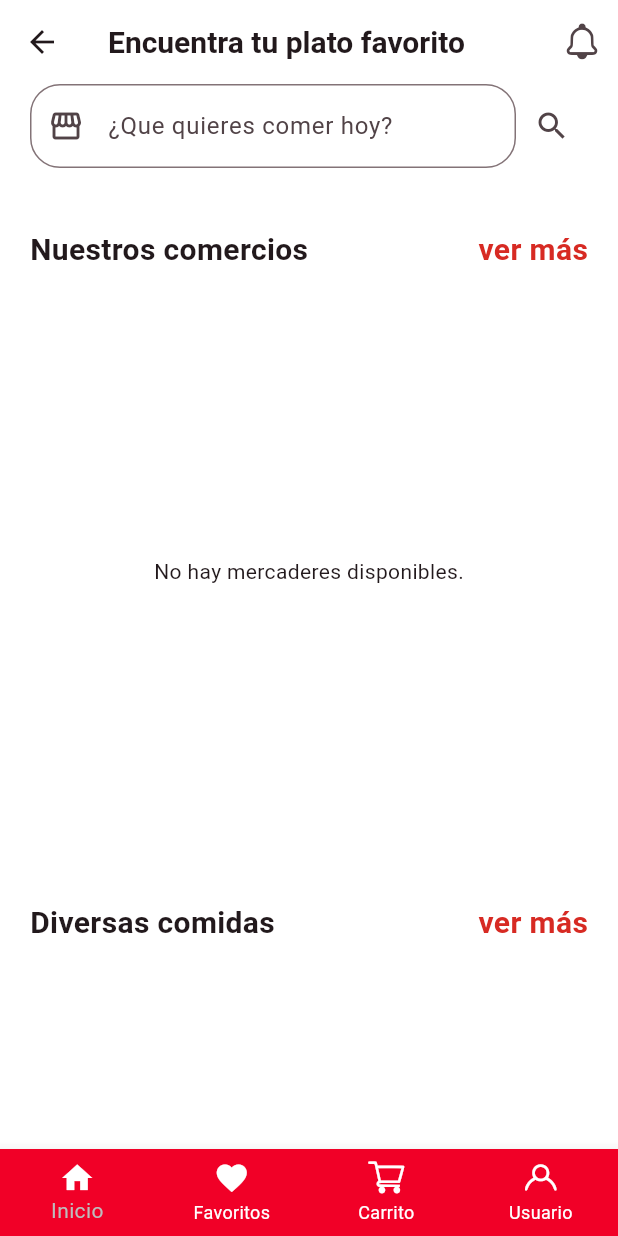
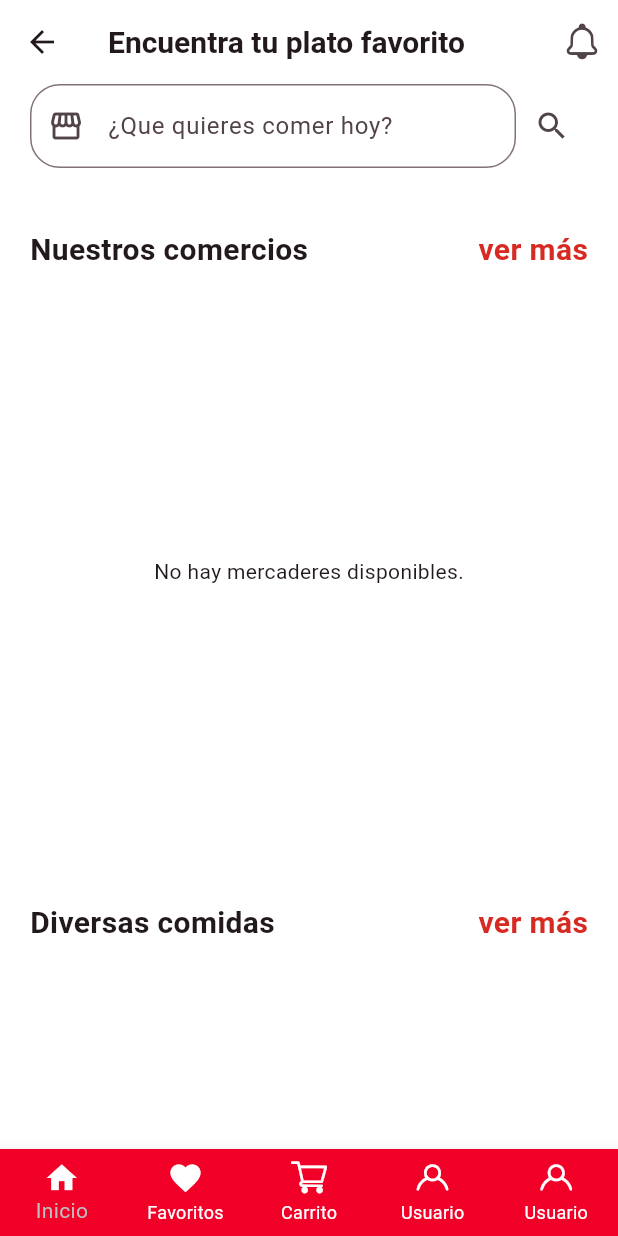
Before and after one commit to AkionAG7/Nicoya_Now_Flutter, a Flutter app: the BottomNavigator screen opened by its route, on a phone screen of 412 x 824 dp. Run offline on Flutter 3.47's test engine with Material 3 defaults, Android fonts, the phone set to English and light mode, and no system bars; our stand-ins replace dartz, file_picker, flutter_dotenv, get_it, google_maps_flutter, image_picker and 4 more; accounts and stored records are empty.

Commit message:
cambios a ver si se arregla bug 1

```diff
--- a/lib/app/features/order/presentation/pages/Carrito.dart
+++ b/lib/app/features/order/presentation/pages/Carrito.dart
@@ -3,6 +3,7 @@ import 'package:flutter/widgets.dart';
 import 'package:nicoya_now/Icons/nicoya_now_icons_icons.dart';
 import 'package:nicoya_now/app/features/order/data/datasources/order_datasource.dart';
 import 'package:nicoya_now/app/features/products/domain/entities/products.dart';
+import 'package:nicoya_now/app/interface/Navigators/routes.dart';
 import 'package:supabase_flutter/supabase_flutter.dart';
 
 class Carrito extends StatefulWidget {
@@ -244,6 +245,7 @@ class _CarritoState extends State<Carrito> {
                 ),
                 onPressed: () async {
                   actualizarCarrito();
+                  Navigator.pushNamed(context, Routes.pago);
                 },
                 child: Text(
                   'Confirmar orden',
--- a/lib/app/interface/Widgets/AppStartNavigation.dart
+++ b/lib/app/interface/Widgets/AppStartNavigation.dart
@@ -113,6 +113,8 @@ class _AppStartNavigationState extends State<AppStartNavigation> {
     }
   }
 
+
+
   @override
   Widget build(BuildContext context) {
     if (_isLoading) {
--- a/lib/app/interface/Widgets/BottomNavigator.dart
+++ b/lib/app/interface/Widgets/BottomNavigator.dart
@@ -34,17 +34,25 @@ class _BottomNavigatorState extends State<BottomNavigator> {
         selectedItemColor: Colors.grey[400],
         unselectedItemColor: Colors.white,
         items: const [
-          BottomNavigationBarItem(icon: Icon(Icons.home, color: Colors.white,), label: 'Inicio'),
           BottomNavigationBarItem(
-            icon: Icon(Icons.favorite , color: Colors.white,),
+            icon: Icon(Icons.home, color: Colors.white),
+            label: 'Inicio',
+          ),
+          BottomNavigationBarItem(
+            icon: Icon(Icons.favorite, color: Colors.white),
             label: 'Favoritos',
           ),
           BottomNavigationBarItem(
-            icon: Icon(NicoyaNowIcons.carritocompras , color: Colors.white,),
+            icon: Icon(NicoyaNowIcons.carritocompras, color: Colors.white),
             label: 'Carrito',
           ),
           BottomNavigationBarItem(
-            icon: Icon(NicoyaNowIcons.usuario , color: Colors.white,),
+            icon: Icon(NicoyaNowIcons.usuario, color: Colors.white),
+            label: 'Usuario',
+          ),
+
+          BottomNavigationBarItem(
+            icon: Icon(NicoyaNowIcons.usuario, color: Colors.white),
             label: 'Usuario',
           ),
         ],
```
Also changed, not shown: lib/app/features/order/presentation/pages/Pago.dart (+16 -0 lines), pubspec.lock.
